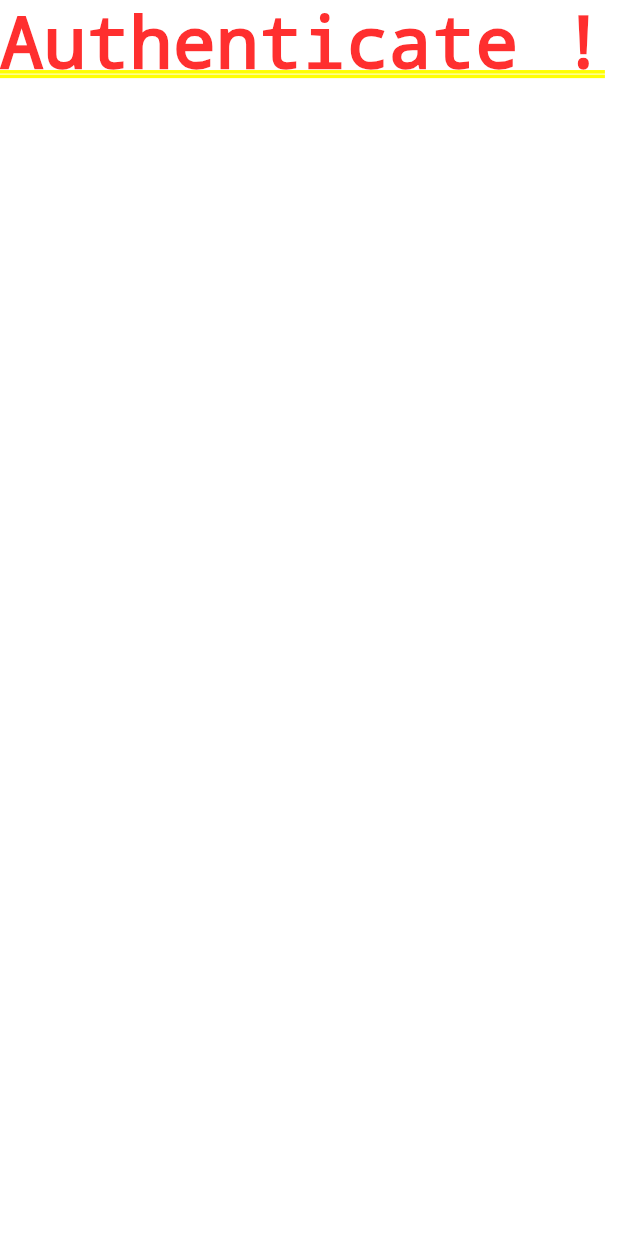
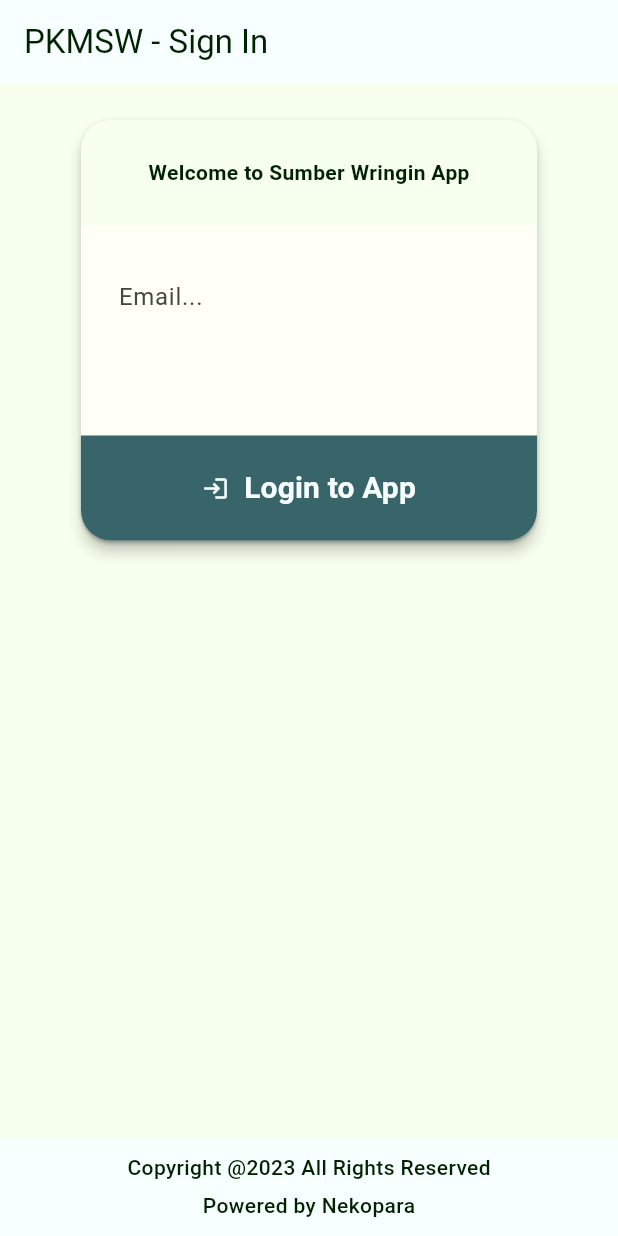
Before and after one commit to Alvin-kor/Puskesmas-Sumber-Wringin-App, a Flutter app: the screen it shows after launch, on a phone screen of 412 x 824 dp. Run offline on Flutter 3.47's test engine with Material 2 defaults, Android fonts, the phone set to English and light mode, and no system bars; our stand-ins replace firebase_auth, firebase_core, get; accounts and stored records are empty.

Commit message:
login as anon

```diff
--- a/lib/color_schemes.dart
+++ b/lib/color_schemes.dart
@@ -2,68 +2,68 @@ import 'package:flutter/material.dart';
 
 const lightColorScheme = ColorScheme(
   brightness: Brightness.light,
-  primary: Color(0xFF6750A4),
+  primary: Color(0xFF006E17),
   onPrimary: Color(0xFFFFFFFF),
-  primaryContainer: Color(0xFFEADDFF),
-  onPrimaryContainer: Color(0xFF21005D),
-  secondary: Color(0xFF625B71),
+  primaryContainer: Color(0xFF72FF71),
+  onPrimaryContainer: Color(0xFF002203),
+  secondary: Color(0xFF53634E),
   onSecondary: Color(0xFFFFFFFF),
-  secondaryContainer: Color(0xFFE8DEF8),
-  onSecondaryContainer: Color(0xFF1D192B),
-  tertiary: Color(0xFF7D5260),
+  secondaryContainer: Color(0xFFD6E8CE),
+  onSecondaryContainer: Color(0xFF111F0F),
+  tertiary: Color(0xFF38656A),
   onTertiary: Color(0xFFFFFFFF),
-  tertiaryContainer: Color(0xFFFFD8E4),
-  onTertiaryContainer: Color(0xFF31111D),
-  error: Color(0xFFB3261E),
+  tertiaryContainer: Color(0xFFBCEBF0),
+  onTertiaryContainer: Color(0xFF002022),
+  error: Color(0xFFBA1A1A),
+  errorContainer: Color(0xFFFFDAD6),
   onError: Color(0xFFFFFFFF),
-  errorContainer: Color(0xFFF9DEDC),
-  onErrorContainer: Color(0xFF410E0B),
-  outline: Color(0xFF79747E),
-  background: Color(0xFFFFFBFE),
-  onBackground: Color(0xFF1C1B1F),
-  surface: Color(0xFFFFFBFE),
-  onSurface: Color(0xFF1C1B1F),
-  surfaceVariant: Color(0xFFE7E0EC),
-  onSurfaceVariant: Color(0xFF49454F),
-  inverseSurface: Color(0xFF313033),
-  onInverseSurface: Color(0xFFF4EFF4),
-  inversePrimary: Color(0xFFD0BCFF),
+  onErrorContainer: Color(0xFF410002),
+  background: Color(0xFFF7FFFF),
+  onBackground: Color(0xFF002200),
+  surface: Color(0xFFF7FFEE),
+  onSurface: Color(0xFF002200),
+  surfaceVariant: Color(0xFFDEE5D8),
+  onSurfaceVariant: Color(0xFF42493F),
+  outline: Color(0xFF73796F),
+  onInverseSurface: Color(0xFFCAFFB9),
+  inverseSurface: Color(0xFF003A01),
+  inversePrimary: Color(0xFF3EE34C),
   shadow: Color(0xFF000000),
-  surfaceTint: Color(0xFF6750A4),
-  outlineVariant: Color(0xFFCAC4D0),
+  surfaceTint: Color(0xFF006E17),
+  outlineVariant: Color(0xFFC2C8BD),
   scrim: Color(0xFF000000),
 );
 
 const darkColorScheme = ColorScheme(
   brightness: Brightness.dark,
-  primary: Color(0xFFD0BCFF),
-  onPrimary: Color(0xFF381E72),
-  primaryContainer: Color(0xFF4F378B),
-  onPrimaryContainer: Color(0xFFEADDFF),
-  secondary: Color(0xFFCCC2DC),
-  onSecondary: Color(0xFF332D41),
-  secondaryContainer: Color(0xFF4A4458),
-  onSecondaryContainer: Color(0xFFE8DEF8),
-  tertiary: Color(0xFFEFB8C8),
-  onTertiary: Color(0xFF492532),
-  tertiaryContainer: Color(0xFF633B48),
-  onTertiaryContainer: Color(0xFFFFD8E4),
-  error: Color(0xFFF2B8B5),
-  onError: Color(0xFF601410),
-  errorContainer: Color(0xFF8C1D18),
-  onErrorContainer: Color(0xFFF9DEDC),
-  outline: Color(0xFF938F99),
-  background: Color(0xFF1C1B1F),
-  onBackground: Color(0xFFE6E1E5),
-  surface: Color(0xFF1C1B1F),
-  onSurface: Color(0xFFE6E1E5),
-  surfaceVariant: Color(0xFF49454F),
-  onSurfaceVariant: Color(0xFFCAC4D0),
-  inverseSurface: Color(0xFFE6E1E5),
-  onInverseSurface: Color(0xFF313033),
-  inversePrimary: Color(0xFF6750A4),
+  primary: Color(0xFF3EE34C),
+  onPrimary: Color(0xFF003907),
+  primaryContainer: Color(0xFF00530F),
+  onPrimaryContainer: Color(0xFF72FF71),
+  secondary: Color(0xFFBACCB3),
+  onSecondary: Color(0xFF253423),
+  secondaryContainer: Color(0xFF3B4B38),
+  onSecondaryContainer: Color(0xFFD6E8CE),
+  tertiary: Color(0xFFA0CFD3),
+  onTertiary: Color(0xFF00363B),
+  tertiaryContainer: Color(0xFF1E4D52),
+  onTertiaryContainer: Color(0xFFBCEBF0),
+  error: Color(0xFFFFB4AB),
+  errorContainer: Color(0xFF93000A),
+  onError: Color(0xFF690005),
+  onErrorContainer: Color(0xFFFFDAD6),
+  background: Color(0xFF002200),
+  onBackground: Color(0xFFB0F49E),
+  surface: Color(0xFF002200),
+  onSurface: Color(0xFFB0F49E),
+  surfaceVariant: Color(0xFF42493F),
+  onSurfaceVariant: Color(0xFFC2C8BD),
+  outline: Color(0xFF8C9388),
+  onInverseSurface: Color(0xFF002200),
+  inverseSurface: Color(0xFFB0F49E),
+  inversePrimary: Color(0xFF006E17),
   shadow: Color(0xFF000000),
-  surfaceTint: Color(0xFFD0BCFF),
-  outlineVariant: Color(0xFF49454F),
+  surfaceTint: Color(0xFF3EE34C),
+  outlineVariant: Color(0xFF42493F),
   scrim: Color(0xFF000000),
 );
--- a/lib/main.dart
+++ b/lib/main.dart
@@ -31,7 +31,7 @@ class MyApp extends StatelessWidget {
       initialRoute: '/',
       getPages: auth
           ? [
-              GetPage(name: '/', page: () => const Home()),
+              GetPage(name: '/', page: () => Home()),
             ]
           : [
               GetPage(name: '/', page: () => const Wrapper()),
--- a/lib/screens/authenticate/authenticate.dart
+++ b/lib/screens/authenticate/authenticate.dart
@@ -1,10 +1,11 @@
 import 'package:flutter/material.dart';
+import 'package:flutter_pkm_sw/screens/authenticate/sign_in.dart';
 
 class Authenticate extends StatelessWidget {
   const Authenticate({super.key});
 
   @override
   Widget build(BuildContext context) {
-    return const Text('Authenticate !');
+    return SignIn();
   }
 }
--- /dev/null
+++ b/lib/screens/authenticate/sign_in.dart
@@ -0,0 +1,144 @@
+import 'package:flutter/material.dart';
+import 'package:flutter_pkm_sw/services/auth.dart';
+import 'package:flutter_pkm_sw/widgets/rounded_input.dart';
+import 'package:get/get.dart';
+
+class SignIn extends StatelessWidget {
+  SignIn({super.key});
+  final _auth = Get.find<AuthServices>();
+
+  @override
+  Widget build(BuildContext context) {
+    final isMobileWidth = MediaQuery.of(context).size.width < 500;
+    return Scaffold(
+      appBar: AppBar(
+        backgroundColor: Theme.of(context).colorScheme.background,
+        title: Text(isMobileWidth
+            ? 'PKMSW - Sign In'
+            : 'Puskesmas Sumber Wringin - Sign In'),
+      ),
+      body: SafeArea(
+        child: Container(
+          alignment: Alignment.topCenter,
+          margin: const EdgeInsets.symmetric(vertical: 20.0, horizontal: 50.0),
+          child: Container(
+            alignment: Alignment.center,
+            height: isMobileWidth
+                ? MediaQuery.of(context).size.height * 0.35
+                : 300.0,
+            width: isMobileWidth
+                ? MediaQuery.of(context).size.width * 0.8
+                : MediaQuery.of(context).size.width * 0.5,
+            decoration: BoxDecoration(
+              borderRadius: BorderRadius.circular(20.0),
+            ),
+            child: Card(
+              shape: RoundedRectangleBorder(
+                  borderRadius: BorderRadius.circular(20.0)),
+              elevation: 4.0,
+              child: Column(
+                children: <Widget>[
+                  Expanded(
+                    flex: 1,
+                    child: Container(
+                      alignment: Alignment.center,
+                      padding: EdgeInsets.symmetric(
+                          vertical: isMobileWidth ? 2.0 : 10.0,
+                          horizontal: isMobileWidth ? 2.0 : 5.0),
+                      decoration: const BoxDecoration(
+                          borderRadius: BorderRadius.vertical(
+                              top: Radius.circular(20.0))),
+                      child: Text(
+                        'Welcome to Sumber Wringin App',
+                        style: TextStyle(
+                            fontSize: isMobileWidth ? 14.0 : 20.0,
+                            fontWeight: FontWeight.bold),
+                      ),
+                    ),
+                  ),
+                  Expanded(
+                    flex: 2,
+                    child: Container(
+                        padding: EdgeInsets.symmetric(
+                            vertical: isMobileWidth ? 20.0 : 45.0,
+                            horizontal: isMobileWidth ? 25.0 : 40.0),
+                        decoration: const BoxDecoration(
+                            color: Color.fromARGB(255, 255, 255, 248)),
+                        child: RoundedInput(
+                          hintText: 'Email...',
+                          controller: _auth.emailEditController,
+                        )),
+                  ),
+                  Expanded(
+                    flex: 1,
+                    child: Container(
+                      decoration: const BoxDecoration(
+                          borderRadius: BorderRadius.vertical(
+                              bottom: Radius.circular(20.0))),
+                      child: ElevatedButton(
+                        style: ElevatedButton.styleFrom(
+                            backgroundColor:
+                                Theme.of(context).colorScheme.tertiary,
+                            shape: const RoundedRectangleBorder(
+                                borderRadius: BorderRadius.vertical(
+                                    bottom: Radius.circular(20.0))),
+                            minimumSize: const Size.fromHeight(10)),
+                        onPressed: () {
+                          _auth.emailEditController.text == ''
+                              ? _auth.updateEmail(
+                                  _auth.emailEditController.text, 'Anonymous')
+                              : _auth.updateEmail(
+                                  _auth.emailEditController.text, 'User');
+                          Get.snackbar(
+                              'Login As',
+                              _auth.emailEditController.text != ''
+                                  ? _auth.emailEditController.text.split("@")[0]
+                                  : 'Anonymous');
+                        },
+                        child: Row(
+                          mainAxisAlignment: MainAxisAlignment.center,
+                          children: <Widget>[
+                            Icon(
+                              Icons.login,
+                              color: Theme.of(context).colorScheme.background,
+                            ),
+                            const SizedBox(width: 10.0),
+                            Text(
+                              'Login to App',
+                              style: TextStyle(
+                                  fontSize: 20.0,
+                                  fontWeight: FontWeight.bold,
+                                  color:
+                                      Theme.of(context).colorScheme.background),
+                            ),
+                          ],
+                        ),
+                      ),
+                    ),
+                  ),
+                ],
+              ),
+            ),
+          ),
+        ),
+      ),
+      bottomSheet: Container(
+        color: Theme.of(context).colorScheme.background,
+        height: MediaQuery.of(context).size.height * 0.08,
+        alignment: Alignment.center,
+        child: Column(
+          mainAxisAlignment: MainAxisAlignment.center,
+          children: <Widget>[
+            Text(
+              'Copyright @${DateTime.now().year} All Rights Reserved',
+              style: const TextStyle(fontWeight: FontWeight.w500),
+            ),
+            const SizedBox(height: 5.0),
+            const Text('Powered by Nekopara',
+                style: TextStyle(fontWeight: FontWeight.w500))
+          ],
+        ),
+      ),
+    );
+  }
+}
--- a/lib/screens/home/home.dart
+++ b/lib/screens/home/home.dart
@@ -1,10 +1,17 @@
 import 'package:flutter/material.dart';
+import 'package:flutter_pkm_sw/services/auth.dart';
+import 'package:get/get.dart';
 
 class Home extends StatelessWidget {
-  const Home({super.key});
+  Home({super.key});
+  final _auth = Get.find<AuthServices>();
 
   @override
   Widget build(BuildContext context) {
-    return const Text('Home !');
+    return ElevatedButton(
+        onPressed: () {
+          _auth.logOut();
+        },
+        child: const Text('Go Back'));
   }
 }
--- a/lib/screens/wrapper.dart
+++ b/lib/screens/wrapper.dart
@@ -10,7 +10,7 @@ class Wrapper extends GetView<AuthServices> {
   @override
   Widget build(BuildContext context) {
     return Obx(() {
-      return controller.isLogged.value ? const Home() : const Authenticate();
+      return controller.isLogged.value ? Home() : const Authenticate();
     });
   }
 }
--- a/lib/services/auth.dart
+++ b/lib/services/auth.dart
@@ -1,10 +1,23 @@
+import 'package:flutter/material.dart';
 import 'package:get/get.dart';
 import 'package:flutter_pkm_sw/models/user.dart';
 import 'package:firebase_auth/firebase_auth.dart';
 
 class AuthServices extends GetxController {
   final isLogged = false.obs;
+  final email = ''.obs;
+  final error = ''.obs;
+  final emailEditController = TextEditingController();
   final FirebaseAuth _auth = FirebaseAuth.instance;
+
+  updateEmail(dataEmail, type) {
+    email(dataEmail);
+    if (type == 'Anonymous') {
+      signInAnon();
+    } else {
+      print('User Login Under Development');
+    }
+  }
 
   // Create User Object Based on Firebase User
   UserData _userFromFirebaseUser(User user) {
@@ -25,7 +38,8 @@ class AuthServices extends GetxController {
   }
 
   // Sign Out User
-  void logOut() {
+  void logOut() async {
+    await _auth.signOut();
     isLogged.value = false;
   }
 }
--- /dev/null
+++ b/lib/widgets/rounded_input.dart
@@ -0,0 +1,29 @@
+import 'package:flutter/material.dart';
+
+class RoundedInput extends StatelessWidget {
+  final String hintText;
+  final Function(String)? onSubmit;
+  final TextEditingController? controller;
+
+  const RoundedInput({
+    super.key,
+    this.controller,
+    required this.hintText,
+    this.onSubmit,
+  });
+
+  @override
+  Widget build(BuildContext context) {
+    return TextField(
+        autofocus: false,
+        controller: controller,
+        decoration: InputDecoration(
+          isDense: false,
+          labelText: hintText,
+          hintStyle: TextStyle(color: Theme.of(context).colorScheme.outline),
+          border: InputBorder.none,
+          focusedBorder: const UnderlineInputBorder(),
+        ),
+        onSubmitted: onSubmit);
+  }
+}
--- a/pubspec.yaml
+++ b/pubspec.yaml
@@ -40,6 +40,7 @@ dependencies:
   cloud_firestore: ^4.4.5
   get: ^4.6.5
   get_storage: ^2.1.1
+  firebase_dynamic_links: ^5.1.0
 
 dev_dependencies:
   flutter_test:
```
Also changed, not shown: lib/firebase_options.dart, pubspec.lock, 3 other files.
